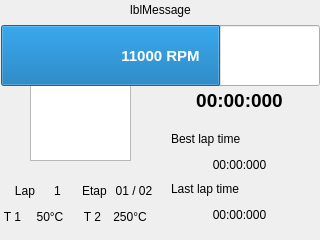
BackupTheBerlios/openphysic-svn, file uc_projets/openchrono/gui_qt/openchrono_trunk/ui/mainwin.ui: the form before one commit.
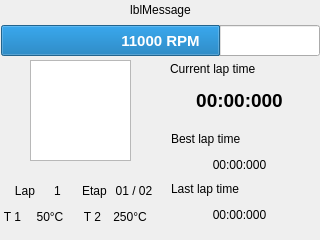
The form after the commit. Custom widgets are drawn as their Qt base class.

What changed in the file:
```diff
--- a/uc_projets/openchrono/gui_qt/openchrono_trunk/ui/mainwin.ui
+++ b/uc_projets/openchrono/gui_qt/openchrono_trunk/ui/mainwin.ui
@@ -334,7 +334,7 @@
      <x>1</x>
      <y>25</y>
      <width>319</width>
-     <height>61</height>
+     <height>31</height>
     </rect>
    </property>
    <property name="font" >
```
